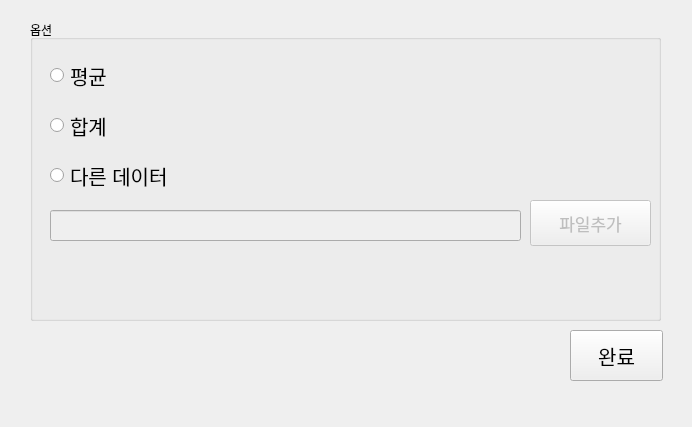
The window that semi_project/Design/4/3_third_option.ui (koreanbulbasaur/Project) describes before a commit, drawn with Qt 5.
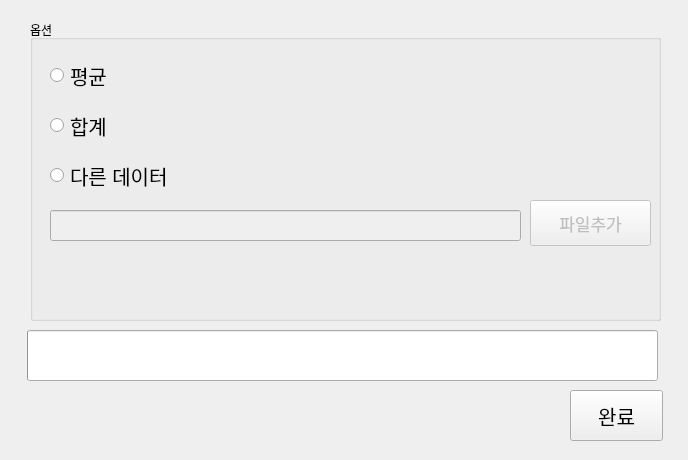
The same window after the commit.

```diff
--- a/semi_project/Design/4/3_third_option.ui
+++ b/semi_project/Design/4/3_third_option.ui
@@ -6,8 +6,8 @@
    <rect>
     <x>0</x>
     <y>0</y>
-    <width>692</width>
-    <height>427</height>
+    <width>688</width>
+    <height>460</height>
    </rect>
   </property>
   <property name="windowTitle">
@@ -118,7 +118,7 @@
    <property name="geometry">
     <rect>
      <x>570</x>
-     <y>330</y>
+     <y>390</y>
      <width>93</width>
      <height>51</height>
     </rect>
@@ -132,6 +132,50 @@
     <string>완료</string>
    </property>
   </widget>
+  <widget class="QProgressBar" name="progressBar">
+   <property name="geometry">
+    <rect>
+     <x>27</x>
+     <y>330</y>
+     <width>631</width>
+     <height>51</height>
+    </rect>
+   </property>
+   <property name="maximum">
+    <number>100</number>
+   </property>
+   <property name="value">
+    <number>0</number>
+   </property>
+   <property name="textVisible">
+    <bool>false</bool>
+   </property>
+  </widget>
+  <widget class="QLabel" name="progressLabel">
+   <property name="geometry">
+    <rect>
+     <x>30</x>
+     <y>329</y>
+     <width>631</width>
+     <height>51</height>
+    </rect>
+   </property>
+   <property name="font">
+    <font>
+     <family>NanumGothic</family>
+     <pointsize>15</pointsize>
+     <weight>50</weight>
+     <bold>false</bold>
+     <strikeout>false</strikeout>
+    </font>
+   </property>
+   <property name="text">
+    <string/>
+   </property>
+   <property name="alignment">
+    <set>Qt::AlignCenter</set>
+   </property>
+  </widget>
  </widget>
  <resources/>
  <connections/>
```
